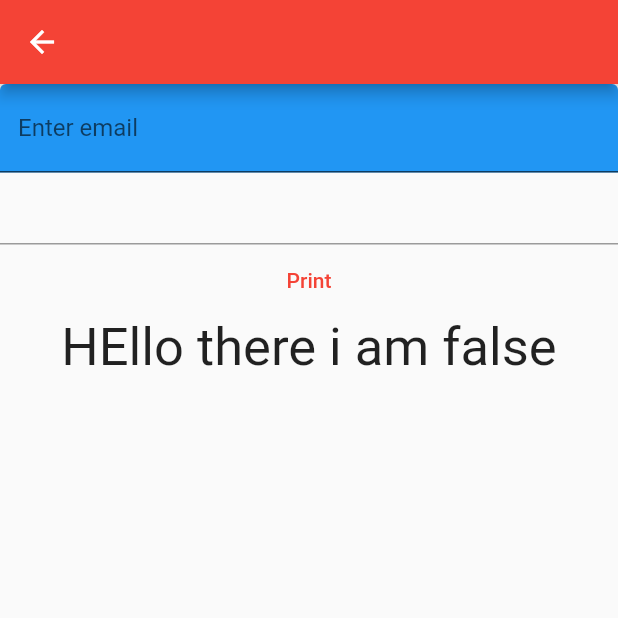
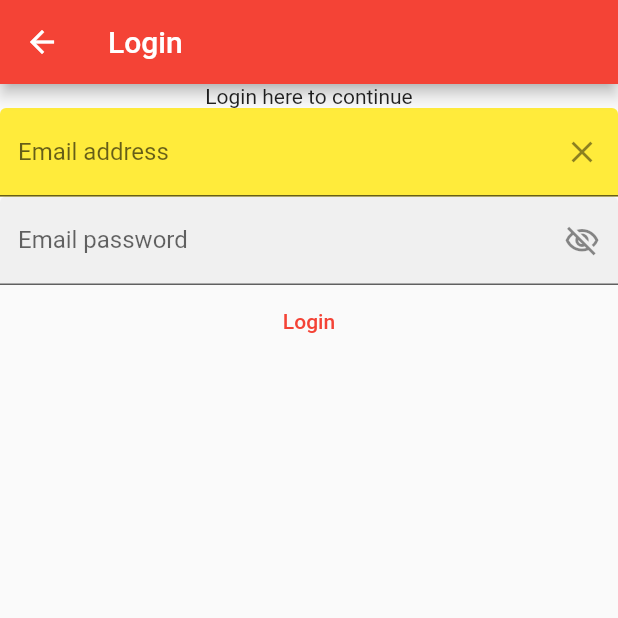
Before and after one commit to BibekPoudel38/flutterlearning2, a Flutter app: the screen it shows after launch, after a tap on "Go to signup page", on a phone screen of 412 x 824 dp, the top half of it. Run offline on Flutter 3.47's test engine with Material 2 defaults, Android fonts, the phone set to English and light mode, and no system bars; network calls fail.

Commit message:
login code completed

```diff
--- a/lib/main.dart
+++ b/lib/main.dart
@@ -16,6 +16,7 @@ class MyApp extends StatelessWidget {
   @override
   Widget build(BuildContext context) {
     return MaterialApp(
+      debugShowCheckedModeBanner: false,
       title: 'Hello',
       theme: ThemeData(
         primarySwatch: Colors.red,
@@ -58,7 +59,7 @@ class _MyHomePageState extends State<MyHomePage> {
 
     return Scaffold(
       appBar: AppBar(
-        title: Text("This is appbar"),
+        title: const Text("This is appbar"),
       ),
       body: Container(
         color: Colors.white,
@@ -96,7 +97,7 @@ class _MyHomePageState extends State<MyHomePage> {
                 ),
               ),
             ),
-            SizedBox(height: 50),
+            const SizedBox(height: 50),
             Image.network(
               'https://c4.wallpaperflare.com/wallpaper/500/442/354/outrun-vaporwave-hd-wallpaper-preview.jpg',
               height: 100,
--- a/lib/signupfile.dart
+++ b/lib/signupfile.dart
@@ -1,4 +1,5 @@
 import 'dart:developer';
+import 'dart:io';
 
 import 'package:flutter/material.dart';
 
@@ -11,69 +12,101 @@ class SignupPage extends StatefulWidget {
 }
 
 class _SignupPageState extends State<SignupPage> {
-  TextEditingController emailController = TextEditingController();
+  bool passwordhide = false;
 
   GlobalKey<FormState> formKey = GlobalKey<FormState>();
-
-  bool show = false;
+  TextEditingController emailController = TextEditingController();
+  TextEditingController passwordController = TextEditingController();
 
   @override
   Widget build(BuildContext context) {
+    final double width = MediaQuery.of(context).size.width;
     return Scaffold(
       appBar: AppBar(
-        title: Text(widget.username!),
+        title: Text("Login"),
       ),
-      body: Form(
+      body: Container(
+        // color: Colors.blue,
+        width: width,
+        child: Form(
           key: formKey,
           child: Column(
             children: [
+              Text("Login here to continue"),
+              // this field can be validated
               TextFormField(
                 controller: emailController,
-              decoration: const InputDecoration(
+                decoration: InputDecoration(
                   hintText: "Enter Email",
-                labelText: "Enter email",
-                fillColor: Colors.blue,
+                  labelText: "Email address",
+                  fillColor: Colors.yellow,
                   filled: true,
+                  suffixIcon: IconButton(
+                    onPressed: () {
+                      emailController.clear();
+                    },
+                    icon: Icon(Icons.clear),
                   ),
+                ),
+                keyboardType: TextInputType.emailAddress,
+                textInputAction: TextInputAction.done,
                 validator: (value) {
-                if (!value!.contains('@')) {
-                  return "Invalid email";
+                  if (!value!.contains("@")) {
+                    return "The email is invalid";
                   }
-                if (value.length < 8) {
-                  return "Too short password";
+                  if (!value.contains(".com")) {
+                    return "The email is invalid";
                   }
                   return null;
                 },
               ),
-            TextField(),
+              TextFormField(
+                controller: passwordController,
+                obscureText: passwordhide,
+                obscuringCharacter: "*",
+                decoration: InputDecoration(
+                  hintText: "Enter Password",
+                  labelText: "Email password",
+                  // fillColor: Colors.yellow,
+                  filled: true,
+                  suffixIcon: IconButton(
+                    onPressed: () {
+                      setState(() {
+                        passwordhide = !passwordhide;
+                      });
+                    },
+                    icon: passwordhide
+                        ? const Icon(
+                            Icons.visibility_outlined,
+                          )
+                        : const Icon(
+                            Icons.visibility_off_outlined,
+                          ),
+                  ),
+                ),
+                textInputAction: TextInputAction.done,
+                validator: (value) {
+                  if (value!.length < 8) {
+                    return "Too short password";
+                  }
+
+                  return null;
+                },
+              ),
+
               TextButton(
                 onPressed: () {
-                // setState(() {
-                //   show = !show;
-                // });
-                // if (formKey.currentState!.validate()) {
-                //   // send data to the server
+                  if (formKey.currentState!.validate()) {
+                    log("Login successful");
+                  }
+                },
+                child: Text("Login"),
+              ),
 
-                // } else {
-                //   // do nothing
-                // }
-              },
-              child: Text("Print"),
+              // this field cannot be validated
+              // TextField(),
+            ],
           ),
-            show == true
-                ? Text(
-                    "Hello there I am true",
-                    style: TextStyle(fontSize: 35),
-                  )
-                : Text(
-                    "HEllo there i am false",
-                    style: TextStyle(fontSize: 35),
-                  ),
-            Visibility(
-              visible: show,
-              child: Text("Visible"),
-            ),
-          ],
         ),
       ),
     );
```
Also changed, not shown: lib/login_page.dart (+24 -1 lines). Lines whose indentation alone changed are shown as unchanged.
